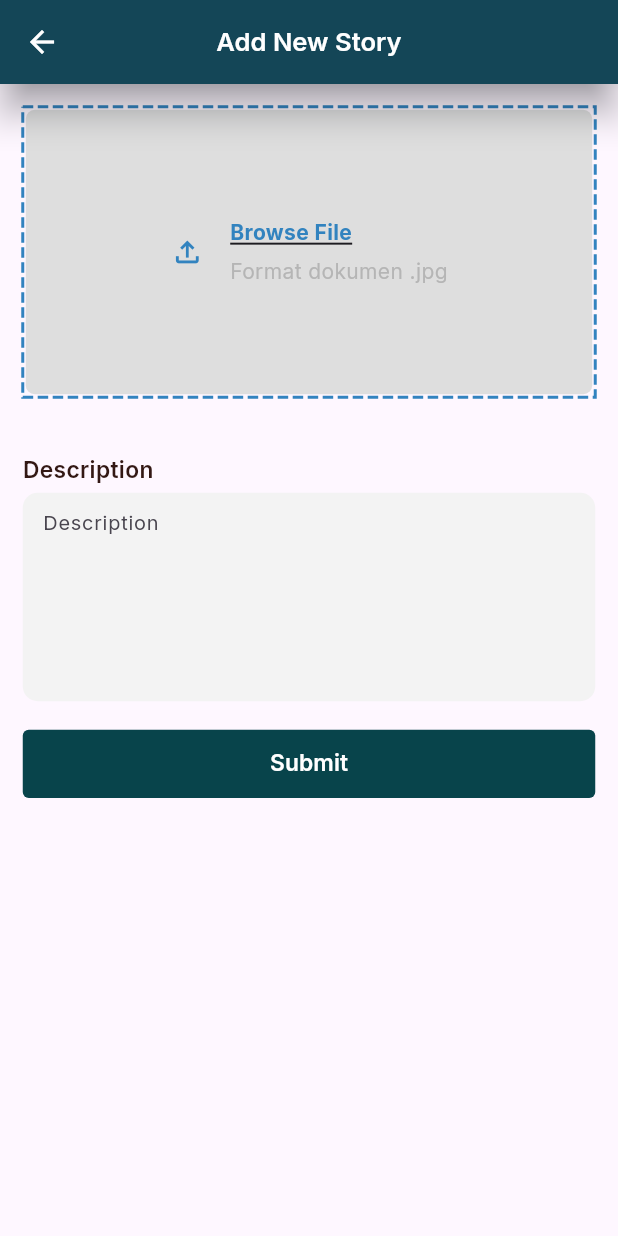
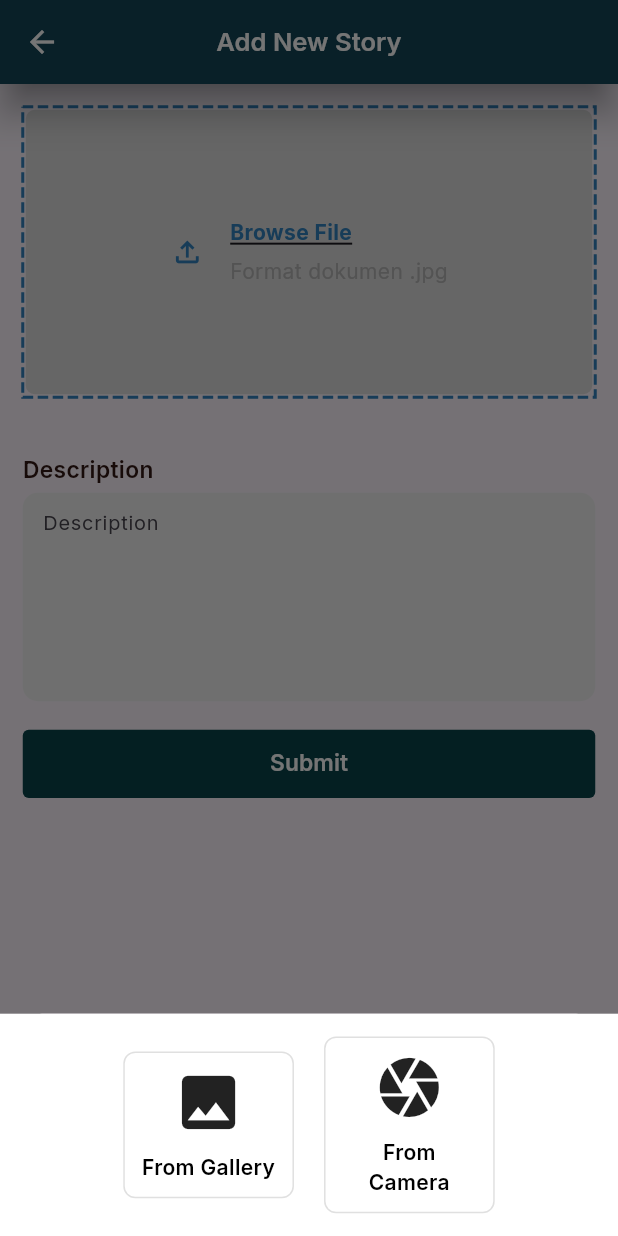
Before and after one commit to ozaenzenzen/fam_flutter_storyapp, a Flutter app: the AddStoryPage screen opened directly, after a tap on "Browse File", on a phone screen of 412 x 824 dp. Run offline on Flutter 3.47's test engine with Material 2 defaults, Android fonts, the phone set to English and light mode, and no system bars; drawn by our look-alikes of dotted_border; our stand-ins replace bloc, connectivity_plus, dio, flutter_bloc, flutter_screenutil, geolocator and 4 more; missing offline and left inert: flutter_keychain.

Commit message:
update add story page with image source camera & gallery

```diff
--- a/lib/presentation/page/add_story_page/add_story_page.dart
+++ b/lib/presentation/page/add_story_page/add_story_page.dart
@@ -14,6 +14,7 @@ import 'package:flutter/material.dart';
 import 'package:flutter_bloc/flutter_bloc.dart';
 import 'package:flutter_screenutil/flutter_screenutil.dart';
 import 'package:google_fonts/google_fonts.dart';
+import 'package:image_picker/image_picker.dart';
 import 'package:skeletons/skeletons.dart';
 
 class AddStoryPage extends StatefulWidget {
@@ -62,7 +63,99 @@ class _AddStoryPageState extends State<AddStoryPage> {
                   children: [
                     InkWell(
                       onTap: () {
-                        addStoryPickImageBloc.add(ActionPickImage());
+                        showModalBottomSheet(
+                          context: context,
+                          builder: (context) {
+                            return Container(
+                              padding: EdgeInsets.all(16.h),
+                              color: Colors.white,
+                              child: Row(
+                                crossAxisAlignment: CrossAxisAlignment.center,
+                                mainAxisAlignment: MainAxisAlignment.center,
+                                children: [
+                                  InkWell(
+                                    onTap: () async {
+                                      Navigator.pop(context);
+                                      addStoryPickImageBloc.add(ActionPickImage(type: ImageSource.gallery));
+                                    },
+                                    child: Container(
+                                      // height: 120.h,
+                                      width: 120.h,
+                                      padding: EdgeInsets.all(10.h),
+                                      decoration: BoxDecoration(
+                                        color: Colors.white,
+                                        border: Border.all(
+                                          color: Colors.black12,
+                                        ),
+                                        borderRadius: BorderRadius.circular(8),
+                                      ),
+                                      child: Column(
+                                        crossAxisAlignment: CrossAxisAlignment.center,
+                                        mainAxisAlignment: MainAxisAlignment.center,
+                                        mainAxisSize: MainAxisSize.min,
+                                        children: [
+                                          Icon(
+                                            Icons.image,
+                                            size: 50.h,
+                                          ),
+                                          SizedBox(height: 10.h),
+                                          Text(
+                                            "From Gallery",
+                                            textAlign: TextAlign.center,
+                                            style: GoogleFonts.inter(
+                                              color: Colors.black,
+                                              fontWeight: FontWeight.w600,
+                                            ),
+                                          ),
+                                        ],
+                                      ),
+                                    ),
+                                  ),
+                                  SizedBox(width: 20.w),
+                                  InkWell(
+                                    onTap: () async {
+                                      Navigator.pop(context);
+                                      addStoryPickImageBloc.add(ActionPickImage(type: ImageSource.camera));
+                                    },
+                                    child: Container(
+                                      // height: 120.h,
+                                      width: 120.h,
+                                      padding: EdgeInsets.all(10.h),
+                                      decoration: BoxDecoration(
+                                        color: Colors.white,
+                                        border: Border.all(
+                                          color: Colors.black12,
+                                        ),
+                                        borderRadius: BorderRadius.circular(8),
+                                      ),
+                                      child: Column(
+                                        crossAxisAlignment: CrossAxisAlignment.center,
+                                        mainAxisAlignment: MainAxisAlignment.center,
+                                        mainAxisSize: MainAxisSize.min,
+                                        children: [
+                                          Icon(
+                                            Icons.camera,
+                                            size: 50.h,
+                                          ),
+                                          SizedBox(height: 10.h),
+                                          Text(
+                                            "From Camera",
+                                            textAlign: TextAlign.center,
+                                            style: GoogleFonts.inter(
+                                              color: Colors.black,
+                                              fontWeight: FontWeight.w600,
+                                            ),
+                                          ),
+                                        ],
+                                      ),
+                                    ),
+                                  ),
+                                ],
+                              ),
+                              // child: Text("Bottom Sheet"),
+                            );
+                          },
+                        );
                       },
                       child: BlocProvider(
                         create: (context) => addStoryPickImageBloc,
```
